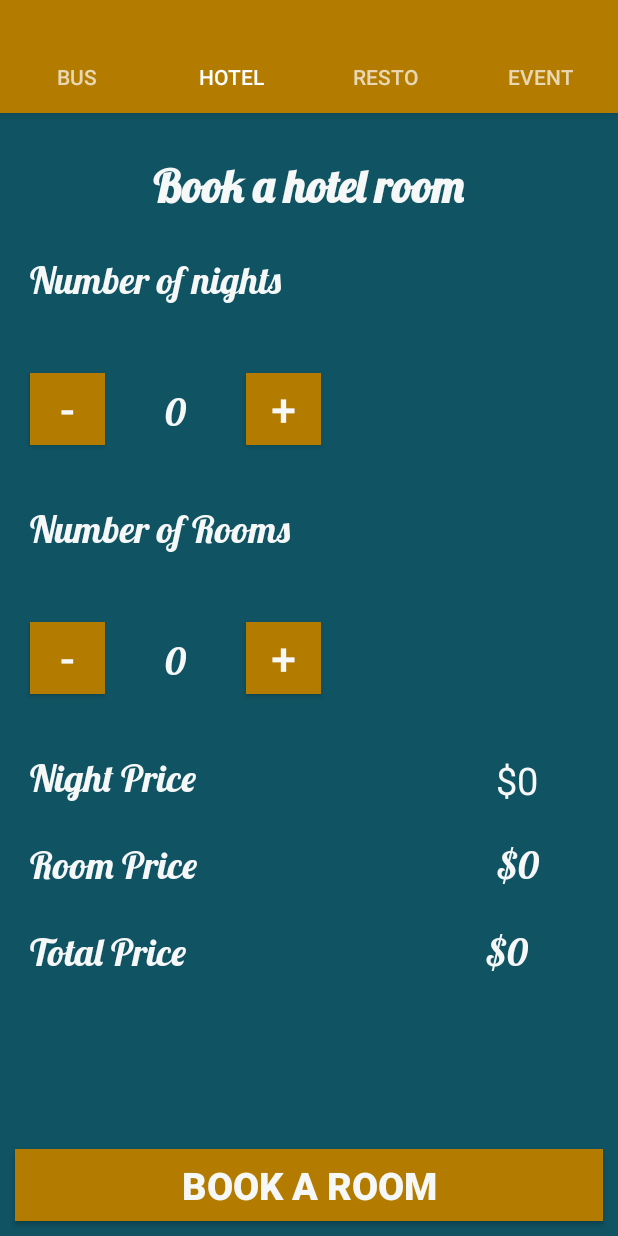
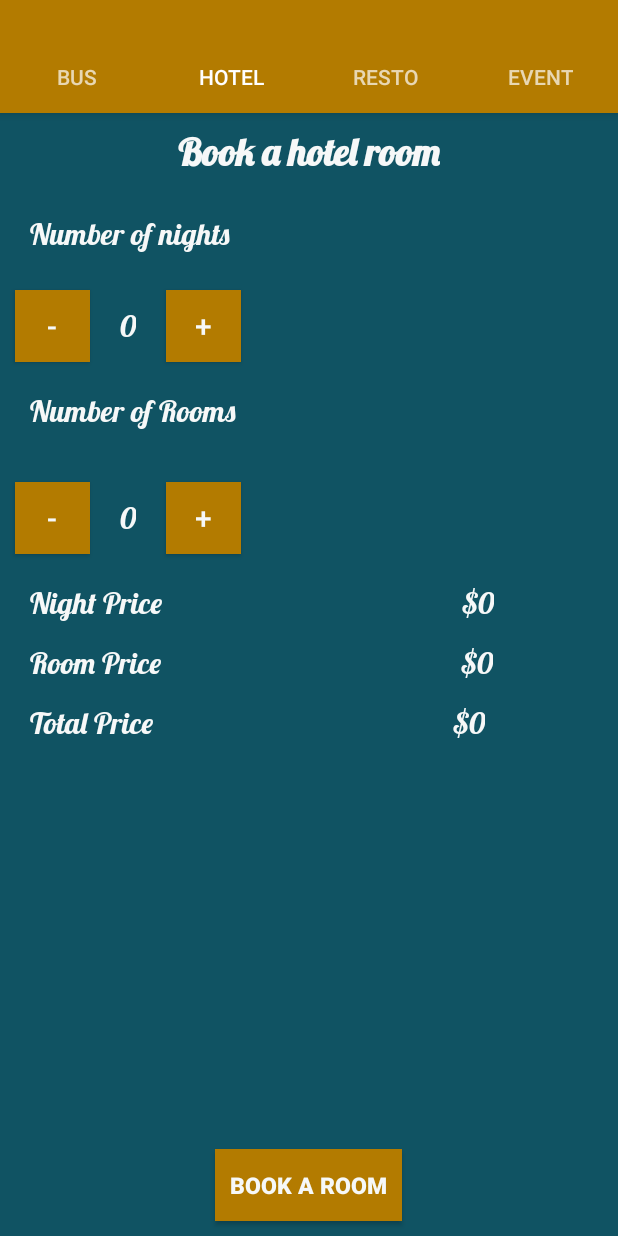
Before and after one commit to ktscates/eBooking, an Android app: the screen it shows after launch (OptionActivity), tab 2 chosen, on a phone screen of 412 x 824 dp. Run offline under Robolectric (Android 15) with nearby library versions, the phone set to English and light mode, and no system bars.

Commit message:
Change files

```diff
--- a/app/src/main/res/layout/bus_activity.xml
+++ b/app/src/main/res/layout/bus_activity.xml
@@ -12,7 +12,7 @@
         android:layout_width="wrap_content"
         android:layout_height="wrap_content"
         android:layout_centerHorizontal="true"
-        android:layout_marginTop="30dp"
+        android:layout_marginTop="10dp"
         android:text="Book a bus ticket"
         android:textColor="@color/colorTextIcons"
         android:textSize="25sp"
@@ -131,6 +131,7 @@
         android:background="@color/colorAccent"
         android:onClick="bookBus"
         android:text="Book Ticket"
+        android:padding="10dp"
         android:textColor="@color/colorTextIcons"
         android:textSize="15sp"
         android:textStyle="bold" />
--- a/app/src/main/res/layout/hotel_activity.xml
+++ b/app/src/main/res/layout/hotel_activity.xml
@@ -12,10 +12,10 @@
         android:layout_width="wrap_content"
         android:layout_height="wrap_content"
         android:layout_centerHorizontal="true"
-        android:layout_marginTop="30dp"
+        android:layout_marginTop="10dp"
         android:text="Book a hotel room"
         android:textColor="@color/colorTextIcons"
-        android:textSize="30sp"
+        android:textSize="25sp"
         android:textStyle="bold"
         android:fontFamily="@font/lobster" />
 
@@ -29,10 +29,10 @@
         android:layout_marginTop="20dp"
         android:layout_marginEnd="20dp"
         android:layout_marginRight="20dp"
-        android:layout_marginBottom="20dp"
+        android:layout_marginBottom="10dp"
         android:text="Number of nights"
         android:textColor="@color/colorTextIcons"
-        android:textSize="25sp"
+        android:textSize="20sp"
         android:fontFamily="@font/lobster" />
 
     <LinearLayout
@@ -45,32 +45,32 @@
         <Button
             android:layout_width="50dp"
             android:layout_height="wrap_content"
-            android:layout_margin="20dp"
+            android:layout_margin="10dp"
             android:background="@color/colorAccent"
             android:onClick="decrementNight"
             android:text="-"
             android:textColor="@color/colorTextIcons"
-            android:textSize="30sp" />
+            android:textSize="20sp" />
 
         <TextView
             android:id="@+id/numberOfNights_text_view"
             android:layout_width="wrap_content"
             android:layout_height="wrap_content"
-            android:layout_margin="20dp"
+            android:layout_margin="10dp"
             android:text="0"
             android:textColor="@color/colorTextIcons"
-            android:textSize="25sp"
+            android:textSize="20sp"
             android:fontFamily="@font/lobster" />
 
         <Button
             android:layout_width="50dp"
             android:layout_height="wrap_content"
-            android:layout_margin="20dp"
+            android:layout_margin="10dp"
             android:background="@color/colorAccent"
             android:onClick="incrementNight"
             android:text="+"
             android:textColor="@color/colorTextIcons"
-            android:textSize="30sp" />
+            android:textSize="20sp" />
 
     </LinearLayout>
 
@@ -81,13 +81,13 @@
         android:layout_below="@id/linearLayout"
         android:layout_marginStart="20dp"
         android:layout_marginLeft="20dp"
-        android:layout_marginTop="20dp"
+        android:layout_marginTop="10dp"
         android:layout_marginEnd="20dp"
         android:layout_marginRight="20dp"
         android:layout_marginBottom="20dp"
         android:text="Number of Rooms"
         android:textColor="@color/colorTextIcons"
-        android:textSize="25sp"
+        android:textSize="20sp"
         android:fontFamily="@font/lobster" />
 
     <LinearLayout
@@ -100,32 +100,32 @@
         <Button
             android:layout_width="50dp"
             android:layout_height="wrap_content"
-            android:layout_margin="20dp"
+            android:layout_margin="10dp"
             android:background="@color/colorAccent"
             android:onClick="decrementRoom"
             android:text="-"
             android:textColor="@color/colorTextIcons"
-            android:textSize="30sp" />
+            android:textSize="20sp" />
 
         <TextView
             android:id="@+id/numberOfRooms_text_view"
             android:layout_width="wrap_content"
             android:layout_height="wrap_content"
-            android:layout_margin="20dp"
+            android:layout_margin="10dp"
             android:text="0"
             android:textColor="@color/colorTextIcons"
-            android:textSize="25sp"
+            android:textSize="20sp"
             android:fontFamily="@font/lobster" />
 
         <Button
             android:layout_width="50dp"
             android:layout_height="wrap_content"
-            android:layout_margin="20dp"
+            android:layout_margin="10dp"
             android:background="@color/colorAccent"
             android:onClick="incrementRoom"
             android:text="+"
             android:textColor="@color/colorTextIcons"
-            android:textSize="30sp" />
+            android:textSize="20sp" />
 
     </LinearLayout>
 
@@ -135,11 +135,11 @@
         android:layout_height="wrap_content"
         android:layout_below="@id/linearLayout2"
         android:layout_marginLeft="20dp"
-        android:layout_marginTop="20dp"
+        android:layout_marginTop="10dp"
         android:layout_marginRight="100dp"
         android:text="Night Price"
         android:textColor="@color/colorTextIcons"
-        android:textSize="25sp"
+        android:textSize="20sp"
         android:fontFamily="@font/lobster" />
 
     <TextView
@@ -148,11 +148,11 @@
         android:layout_height="wrap_content"
         android:layout_below="@id/nightPrice"
         android:layout_marginLeft="20dp"
-        android:layout_marginTop="20dp"
+        android:layout_marginTop="10dp"
         android:layout_marginRight="100dp"
         android:text="Room Price"
         android:textColor="@color/colorTextIcons"
-        android:textSize="25sp"
+        android:textSize="20sp"
         android:fontFamily="@font/lobster" />
 
     <TextView
@@ -161,11 +161,12 @@
         android:layout_height="wrap_content"
         android:layout_below="@id/linearLayout2"
         android:layout_marginLeft="100dp"
-        android:layout_marginTop="20dp"
+        android:layout_marginTop="10dp"
         android:layout_toRightOf="@id/nightPrice"
         android:text="$0"
+        android:fontFamily="@font/lobster"
         android:textColor="@color/colorTextIcons"
-        android:textSize="25sp" />
+        android:textSize="20sp" />
 
 
     <TextView
@@ -174,11 +175,11 @@
         android:layout_height="wrap_content"
         android:layout_below="@id/nightPrice"
         android:layout_marginLeft="100dp"
-        android:layout_marginTop="20dp"
+        android:layout_marginTop="10dp"
         android:layout_toRightOf="@id/roomPrice"
         android:text="$0"
         android:textColor="@color/colorTextIcons"
-        android:textSize="25sp"
+        android:textSize="20sp"
         android:fontFamily="@font/lobster" />
 
     <TextView
@@ -187,11 +188,11 @@
         android:layout_height="wrap_content"
         android:layout_below="@id/roomPrice"
         android:layout_marginLeft="20dp"
-        android:layout_marginTop="20dp"
+        android:layout_marginTop="10dp"
         android:layout_marginRight="100dp"
         android:text="Total Price"
         android:textColor="@color/colorTextIcons"
-        android:textSize="25sp"
+        android:textSize="20sp"
         android:fontFamily="@font/lobster" />
 
     <TextView
@@ -200,23 +201,25 @@
         android:layout_height="wrap_content"
         android:layout_below="@id/roomPrice"
         android:layout_marginLeft="100dp"
-        android:layout_marginTop="20dp"
+        android:layout_marginTop="10dp"
         android:layout_toRightOf="@id/totalPrice"
         android:text="$0"
         android:textColor="@color/colorTextIcons"
-        android:textSize="25sp"
+        android:textSize="20sp"
         android:fontFamily="@font/lobster" />
 
     <Button
-        android:layout_width="match_parent"
+        android:layout_width="wrap_content"
         android:layout_height="wrap_content"
         android:layout_alignParentBottom="true"
+        android:layout_centerHorizontal="true"
         android:layout_margin="10dp"
         android:background="@color/colorAccent"
         android:onClick="bookHotel"
         android:text="Book a room"
+        android:padding="10dp"
         android:textColor="@color/colorTextIcons"
-        android:textSize="25sp"
+        android:textSize="15sp"
         android:textStyle="bold" />
 
 </RelativeLayout>
```
Also changed, not shown: app/src/main/res/layout/event_activity.xml (+15 -13 lines), app/src/main/res/layout/resto_activity.xml (+17 -15 lines).
